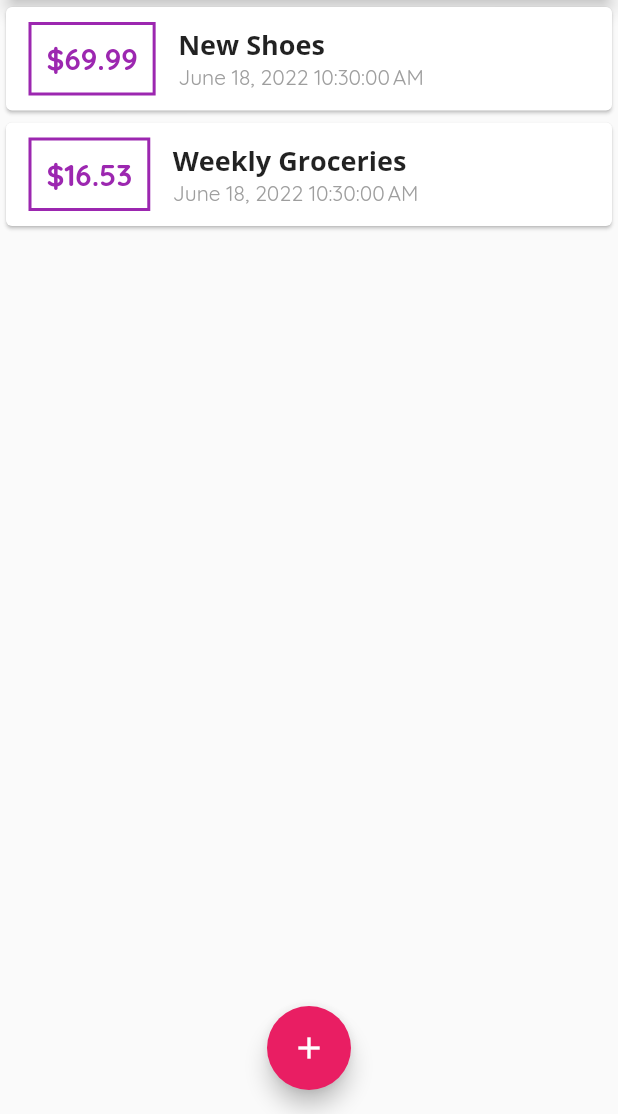
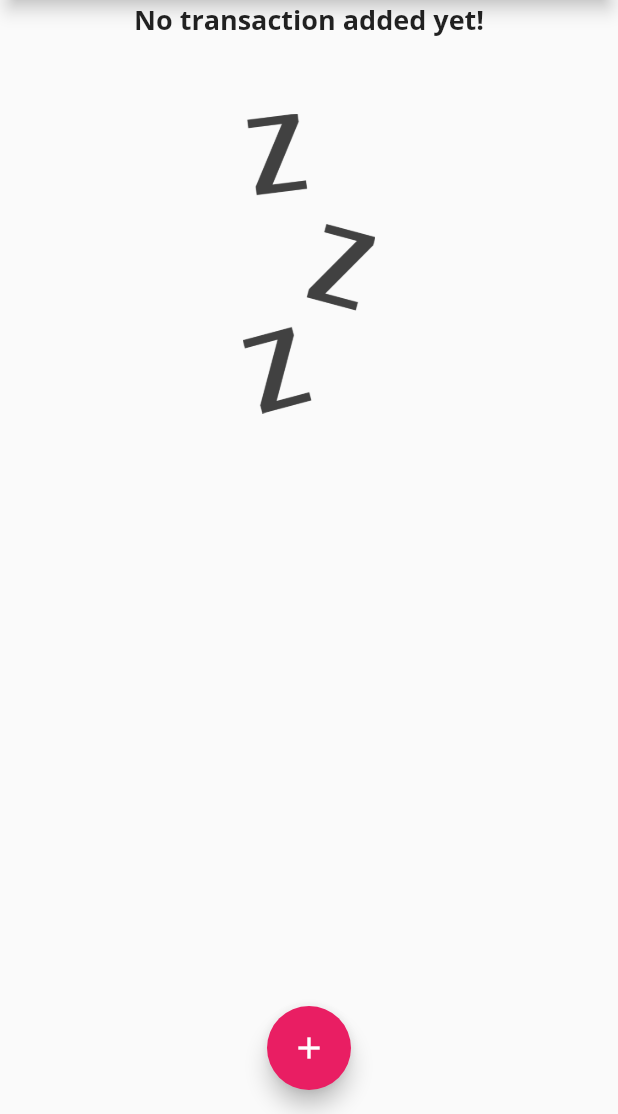
Before and after one commit to DJJ547/Expense-Tracker, a Flutter app: the screen it shows after launch, on a phone screen of 412 x 824 dp, the part 122-1236 px from its top. Run offline on Flutter 3.47's test engine with Material 2 defaults, Android fonts, the phone set to English and light mode, and no system bars; Roboto replaces fonts that are missing (Opensand).

Commit message:
added default image display while no transaction

```diff
--- a/lib/main.dart
+++ b/lib/main.dart
@@ -47,18 +47,18 @@ class MyHomePage extends StatefulWidget {
 
 class _MyHomePageState extends State<MyHomePage> {
   final List<Transaction> _userTransactions = [
-    Transaction(
-      id: 't1',
-      title: 'New Shoes',
-      amount: 69.99,
-      timestamp: DateTime.now(),
-    ),
-    Transaction(
-      id: 't2',
-      title: 'Weekly Groceries',
-      amount: 16.53,
-      timestamp: DateTime.now(),
-    ),
+    // Transaction(
+    //   id: 't1',
+    //   title: 'New Shoes',
+    //   amount: 69.99,
+    //   timestamp: DateTime.now(),
+    // ),
+    // Transaction(
+    //   id: 't2',
+    //   title: 'Weekly Groceries',
+    //   amount: 16.53,
+    //   timestamp: DateTime.now(),
+    // ),
   ];
 
   void _addNewTransaction(String txTitle, double txAmount) {
--- a/lib/widgets/transaction_list.dart
+++ b/lib/widgets/transaction_list.dart
@@ -10,7 +10,25 @@ class TransactionList extends StatelessWidget {
   Widget build(BuildContext context) {
     return Container(
       height: 300,
-      child: ListView.builder(
+      child: transactions.isEmpty
+          ? Column(
+              children: <Widget>[
+                Text(
+                  'No transaction added yet!',
+                  style: Theme.of(context).textTheme.bodyText1,
+                ),
+                SizedBox(
+                  height: 50,
+                ),
+                Container(
+                    height: 200,
+                    child: Image.asset(
+                      'assets/images/waiting.png',
+                      fit: BoxFit.cover,
+                    )),
+              ],
+            )
+          : ListView.builder(
               itemBuilder: (ctx, index) {
                 return Card(
                   child: Row(
--- a/pubspec.yaml
+++ b/pubspec.yaml
@@ -42,9 +42,8 @@ flutter:
   uses-material-design: true
 
   # To add assets to your application, add an assets section, like this:
-  # assets:
-  #  - images/a_dot_burr.jpeg
-  #  - images/a_dot_ham.jpeg
+  assets:
+   - assets/images/waiting.png
 
   # An image asset can refer to one or more resolution-specific "variants", see
   # https://flutter.dev/assets-and-images/#resolution-aware.
```
Also changed, not shown: assets/images/waiting.png (added). Lines whose indentation alone changed are shown as unchanged.
